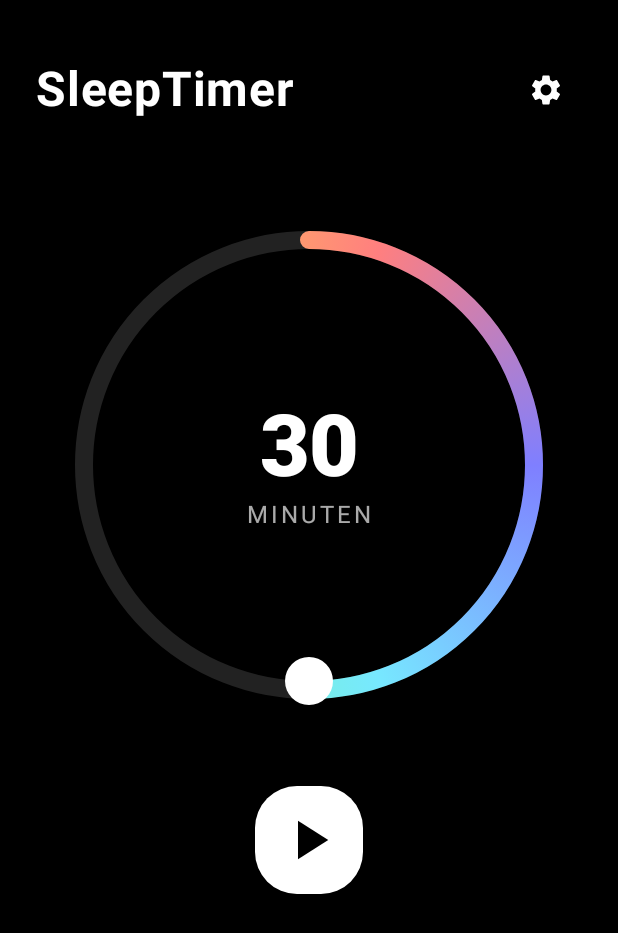
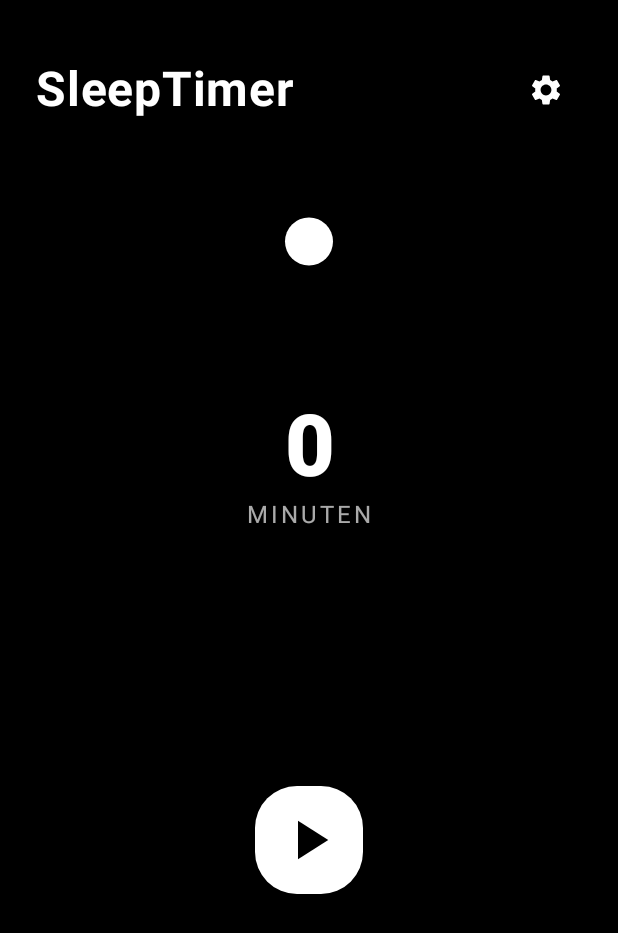
Before and after one commit to RicoStein/Snoozely, an Android app built with Jetpack Compose: the screen it shows after launch (MainActivity), on a phone screen of 412 x 824 dp. Shown: the top 933 px of the screen. Run offline under Robolectric (Android 15) with nearby library versions, the phone set to English and light mode, and no system bars.

Commit message:
WheelSlider start 0

```diff
--- a/app/build.gradle.kts
+++ b/app/build.gradle.kts
@@ -57,4 +57,6 @@ dependencies {
     debugImplementation(libs.androidx.ui.tooling)
     debugImplementation(libs.androidx.ui.test.manifest)
     implementation("androidx.compose.material:material-icons-extended:1.6.7")
+    implementation("androidx.compose.ui:ui:1.6.0")
+
 }
--- a/app/src/main/java/com/tigonic/snoozely/ui/components/WheelSlider.kt
+++ b/app/src/main/java/com/tigonic/snoozely/ui/components/WheelSlider.kt
@@ -34,7 +34,6 @@ fun WheelSlider(
     val size = 300.dp
     val stroke = 12.dp
 
-    // Interne States für Umdrehungen und Winkel im Kreis
     var rounds by remember { mutableStateOf(value / stepsPerCircle) }
     var angleInCircle by remember { mutableStateOf((value % stepsPerCircle) * 360f / stepsPerCircle) }
     var lastAngle by remember { mutableStateOf<Float?>(null) }
@@ -83,9 +82,7 @@ fun WheelSlider(
                                         newRounds--
                                     } else {
                                         newAngle = 0f
-                                        // **Hier die Lösung:** Drag-Startpunkt auf aktuellen Winkel setzen
                                         lastAngle = angle
-                                        // Sofort Wert setzen und abbrechen (damit alles synchron bleibt)
                                         val newValue = calcValue(newRounds, newAngle)
                                         onValueChange(newValue)
                                         return@detectDragGestures
@@ -108,25 +105,25 @@ fun WheelSlider(
                     )
                 }
         ) {
-            // Hintergrund-Kreis
-            drawCircle(
-                color = Color(0xFF222222),
-                style = Stroke(width = stroke.toPx())
+            // Schöner Verlauf: Rot → Orange → Gelb → Weiß → Rot
+            val sweepColors = listOf(
+                Color(0xFFFF2222), Color(0xFFFF531B), Color(0xFFFF851E), Color(0xFFFFB719), Color(0xFFFFEA16),
+                Color(0xFFFFFF15), Color(0xFFFFEA16), Color(0xFFFFB719), Color(0xFFFF851E), Color(0xFFFF531B), Color(0xFFFF2222)
             )
-            // Fortschritts-Bogen (fortlaufender Verlauf)
             val valueForSweep = calcValue(rounds, angleInCircle)
+            val sweep = (valueForSweep * 360f / stepsPerCircle)
+            val center = Offset(this.size.width / 2, this.size.height / 2)
+
+// "Mitziehender" Verlauf: Farbliste drehen!
+            val steps = sweepColors.size - 1
+            val rotateCount = ((steps * sweep / 360f).roundToInt() + steps) % steps
+            val rotatedColors = sweepColors.drop(rotateCount) + sweepColors.take(rotateCount) + sweepColors[rotateCount]
+
             if (valueForSweep > 0) {
-                val sweep = (valueForSweep * 360f / stepsPerCircle)
                 drawArc(
                     brush = Brush.sweepGradient(
-                        listOf(
-                            Color(0xFF7F7FFF),
-                            Color(0xFF77E8FF),
-                            Color(0xFF77FFA2),
-                            Color(0xFFFFD84C),
-                            Color(0xFFFF7F7F),
-                            Color(0xFF7F7FFF)
-                        )
+                        colors = rotatedColors,
+                        center = center
                     ),
                     startAngle = -90f,
                     sweepAngle = sweep,
@@ -134,11 +131,10 @@ fun WheelSlider(
                     style = Stroke(width = stroke.toPx(), cap = StrokeCap.Round)
                 )
             }
-            // Handle-Position immer sichtbar (auch bei 0 Minuten, dann oben)
-            val sweep = (valueForSweep * 360f / stepsPerCircle)
+
+            // Handle-Position exakt auf Rand
             val radians = Math.toRadians((sweep - 90f).toDouble())
-            val radius = (size.toPx() - stroke.toPx()) / 2
-            val center = Offset(this.size.width / 2, this.size.height / 2)
+            val radius = (size.toPx() - stroke.toPx()) / 2 + stroke.toPx() / 2 - 1.dp.toPx()
             val handleCenter = Offset(
                 x = (center.x + cos(radians) * radius).toFloat(),
                 y = (center.y + sin(radians) * radius).toFloat()
--- a/app/src/main/java/com/tigonic/snoozely/ui/screens/HomeScreen.kt
+++ b/app/src/main/java/com/tigonic/snoozely/ui/screens/HomeScreen.kt
@@ -24,7 +24,7 @@ fun HomeScreen(
     onPlayPauseClick: () -> Unit,
     isPlaying: Boolean
 ) {
-    var minutes by remember { mutableStateOf(30) }
+    var minutes by remember { mutableStateOf(0) }
 
     Box(
         modifier = Modifier
```
